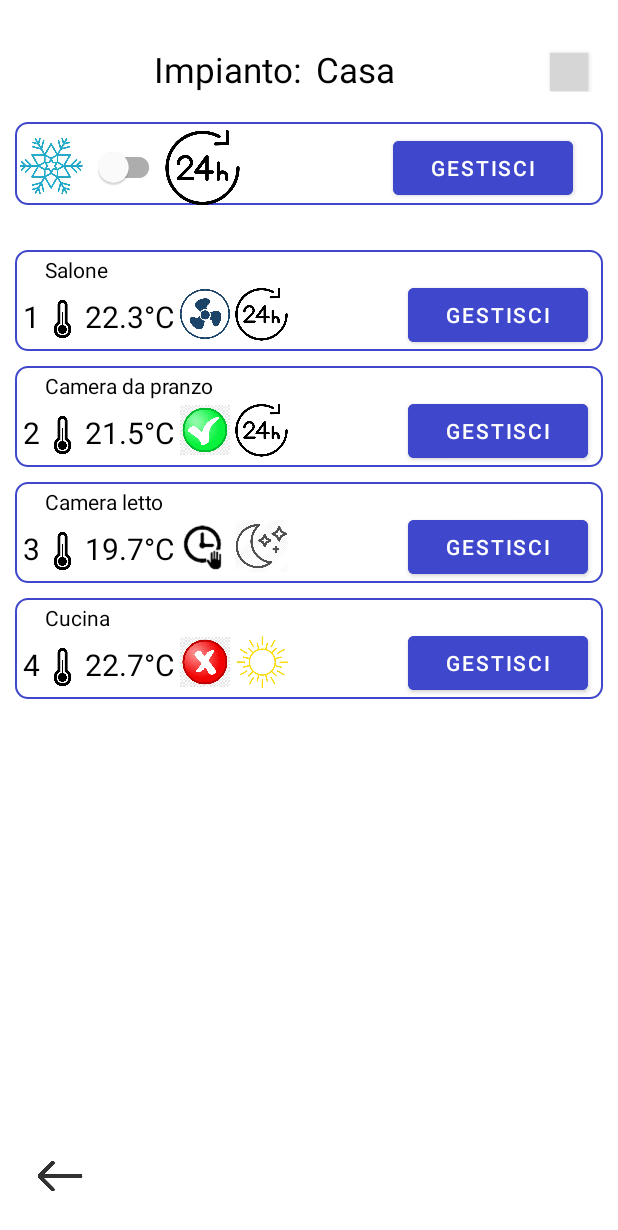
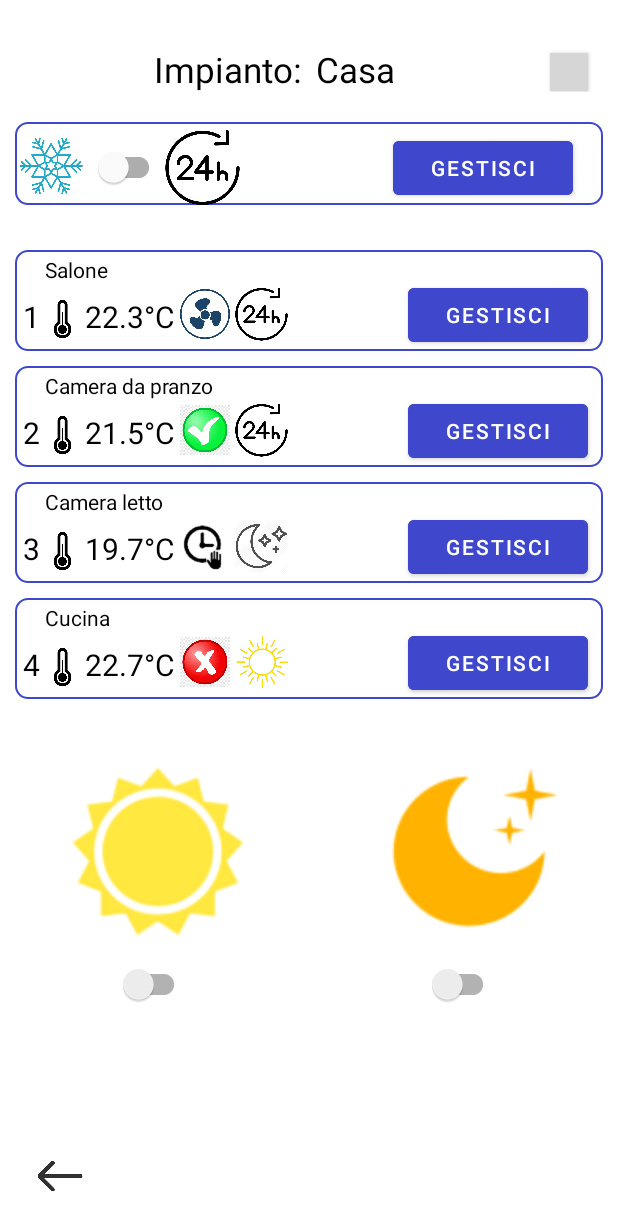
Before and after one commit to serpents22/zhelda-mobile, an Android app: the IndiviAcitivity screen opened directly, with no data from a screen before it, on a phone screen of 412 x 824 dp. Shown: the top 1230 px of the screen. Run offline under Robolectric (Android 15) with nearby library versions, the phone set to English and light mode, and no system bars; network calls fail; grey boxes are pictures that could not be loaded.

Commit message:
feat: add button day night

```diff
--- a/app/src/main/java/com/germeny/pasqualesilvio/MainActivity.java
+++ b/app/src/main/java/com/germeny/pasqualesilvio/MainActivity.java
@@ -62,6 +62,7 @@ public class MainActivity extends AppCompatActivity {
                         pd.hide();
                         if (response.isSuccessful()) {
                             if (response.body().getCode() == 200) {
+                                Toast.makeText(MainActivity.this, response.body().getData().getToken().getToken(), Toast.LENGTH_SHORT).show();
                                 new Preferences().setToken(response.body().getData().getToken().getToken(), MainActivity.this);
                                 new Preferences().setGateway(response.body().getData().getGatewaysData());
 
--- a/app/src/main/java/com/germeny/pasqualesilvio/network/RestService.java
+++ b/app/src/main/java/com/germeny/pasqualesilvio/network/RestService.java
@@ -43,7 +43,7 @@ public interface RestService {
             @Field("max_devices") int max_devices
     );
 
-    @GET("/gateway/{device_id}")
+    @GET("/gateway/dev-stat/{device_id}")
     Call<BaseResponseList<DevStatResponse>> getDeviceStat(
             @Path("device_id") String device_id
     );
--- a/app/src/main/res/layout/activity_indivi.xml
+++ b/app/src/main/res/layout/activity_indivi.xml
@@ -92,9 +92,46 @@
     <androidx.recyclerview.widget.RecyclerView
         android:id="@+id/indiviListview"
         android:layout_width="match_parent"
-        android:layout_height="320dp"
-        android:layout_alignParentStart="true"
+        android:layout_height="wrap_content"
         android:layout_marginTop="20dp"/>
+
+    <androidx.appcompat.widget.LinearLayoutCompat
+        android:layout_width="match_parent"
+        android:layout_height="wrap_content"
+        android:layout_marginTop="28dp">
+        <androidx.appcompat.widget.LinearLayoutCompat
+            android:layout_width="0dp"
+            android:layout_height="wrap_content"
+            android:layout_weight="1"
+            android:gravity="center"
+            android:orientation="vertical">
+            <ImageView
+                android:id="@+id/btnDay"
+                android:layout_width="128dp"
+                android:layout_height="128dp"
+                android:src="@drawable/ic_day"/>
+            <androidx.appcompat.widget.SwitchCompat
+                android:id="@+id/swDay"
+                android:layout_width="wrap_content"
+                android:layout_height="wrap_content"/>
+        </androidx.appcompat.widget.LinearLayoutCompat>
+        <androidx.appcompat.widget.LinearLayoutCompat
+            android:layout_width="0dp"
+            android:layout_height="wrap_content"
+            android:layout_weight="1"
+            android:gravity="center"
+            android:orientation="vertical">
+            <ImageView
+                android:id="@+id/btnNight"
+                android:layout_width="128dp"
+                android:layout_height="128dp"
+                android:src="@drawable/ic_night"/>
+            <androidx.appcompat.widget.SwitchCompat
+                android:id="@+id/swNight"
+                android:layout_width="wrap_content"
+                android:layout_height="wrap_content"/>
+        </androidx.appcompat.widget.LinearLayoutCompat>
+    </androidx.appcompat.widget.LinearLayoutCompat>
 
     <LinearLayout
         android:layout_width="match_parent"
```
Also changed, not shown: app/src/main/java/com/germeny/pasqualesilvio/SystemActivity.java (+13 -1 lines), app/src/main/java/com/germeny/pasqualesilvio/adapter/SystemAdapter.java (+8 -0 lines), app/src/main/java/com/germeny/pasqualesilvio/utils/Preferences.java (+11 -0 lines), app/src/main/res/drawable/ic_day.png (added), app/src/main/res/drawable/ic_night.png (added).
